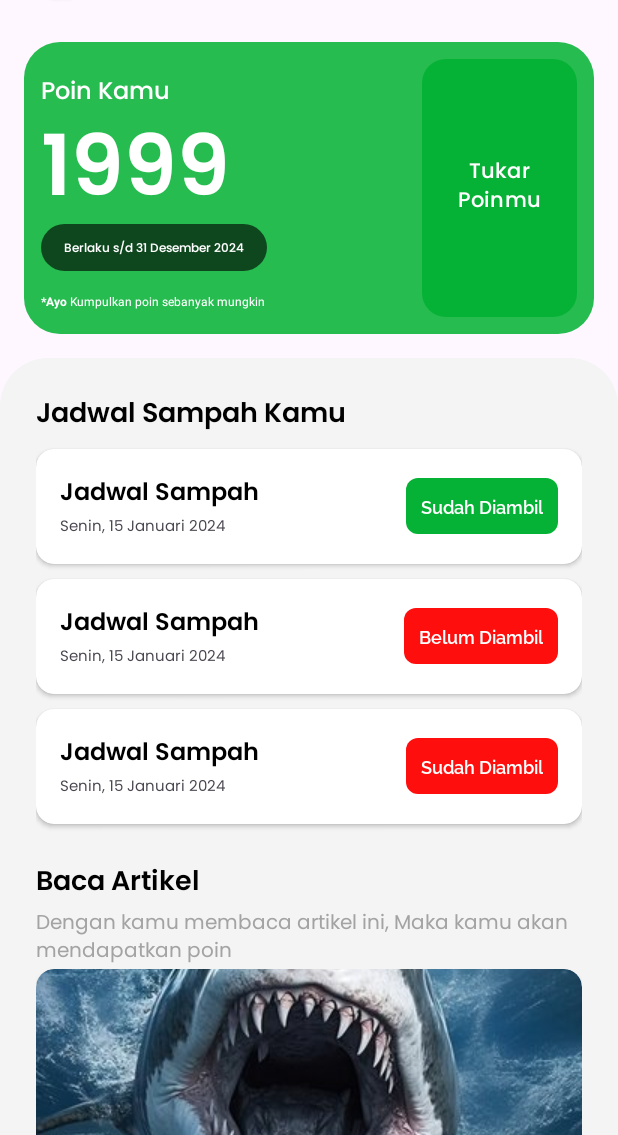
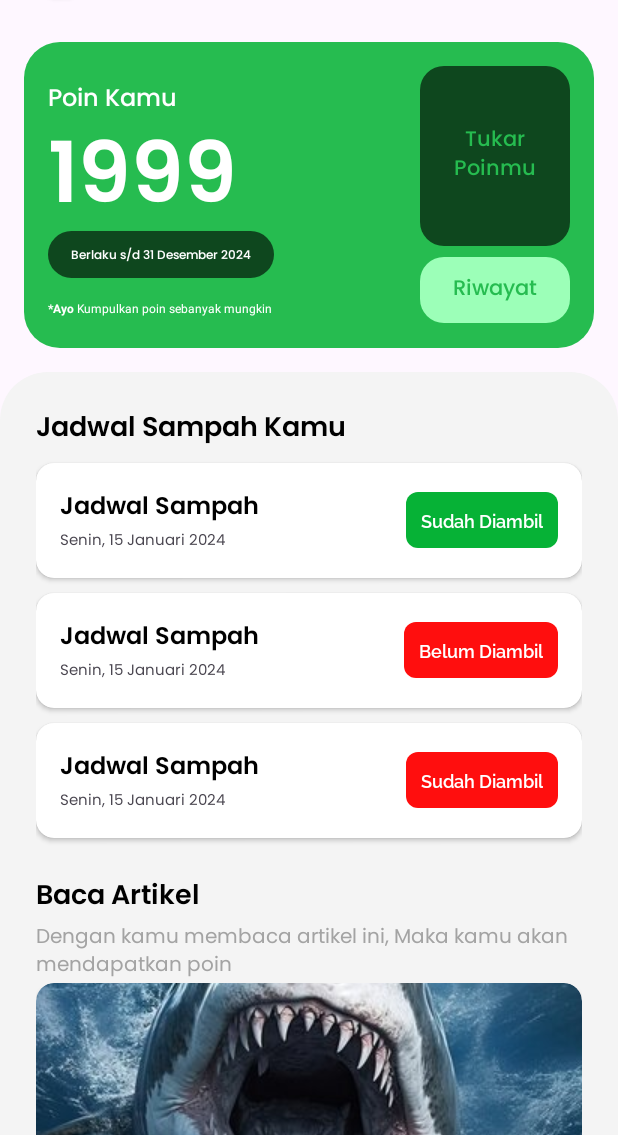
Before and after one commit to Ijatur/PantauSampah, an Android app built with Jetpack Compose: the screen it shows after launch once a user with an empty profile is signed in (MainActivity), on a phone screen of 412 x 824 dp, the part 101-1236 px from its top. Run offline under Robolectric (Android 15) with nearby library versions, the light colour scheme and no system bars; our stand-ins replace Firebase (no records; nobody signed in at launch, a user with empty details on screens opened directly).

Commit message:
update halaman utama tambah tombol riwayat

```diff
--- a/app/src/main/java/com/example/pantausampah/MainActivity.java
+++ b/app/src/main/java/com/example/pantausampah/MainActivity.java
@@ -14,8 +14,8 @@ import com.google.firebase.auth.FirebaseUser;
 
 public class MainActivity extends AppCompatActivity {
 
-    Button btnLogout, btnTukarPoin;
-    TextView tvHalo, tvHalo2;
+    Button btnLogout;
+    TextView tvHalo, tvHalo2, btnTukarPoin;
     ImageView imgFoto;
     FirebaseAuth mAuth;
     FirebaseUser user;
--- /dev/null
+++ b/app/src/main/res/drawable/lightgreen.xml
@@ -0,0 +1,6 @@
+<?xml version="1.0" encoding="utf-8"?>
+<shape xmlns:android="http://schemas.android.com/apk/res/android" android:shape="rectangle" >
+    <solid android:color="#9CFFB8" />
+    <padding android:bottom="10dp" android:left="10dp" android:right="10dp" android:top="10dp"/>
+    <corners android:radius="16dp"/>
+</shape>
--- a/app/src/main/res/layout/activity_main.xml
+++ b/app/src/main/res/layout/activity_main.xml
@@ -114,7 +114,7 @@
                     android:layout_height="wrap_content"
                     android:background="@drawable/point_background"
                     android:orientation="horizontal"
-                    android:padding="11dp">
+                    android:padding="16dp">
 
                     <LinearLayout
                         android:layout_width="wrap_content"
@@ -171,13 +171,34 @@
                         android:layout_weight="1" />
                     <!-- SPACER VIEW -->
 
-                    <Button
-                        android:id="@+id/tukarPoin"
-                        android:layout_width="wrap_content"
+                    <LinearLayout
+                        android:layout_width="100dp"
                         android:layout_height="match_parent"
-                        android:background="@drawable/darkgreen"
-                        android:fontFamily="@font/poppins_medium"
-                        android:text="@string/tukar_poinmu"/>
+                        android:orientation="vertical"
+                        android:gravity="center">
+
+                        <TextView
+                            android:id="@+id/tukarPoin"
+                            android:layout_width="match_parent"
+                            android:layout_height="120dp"
+                            android:gravity="center"
+                            android:layout_marginBottom="7dp"
+                            android:background="@drawable/darkgreen"
+                            android:fontFamily="@font/poppins_medium"
+                            android:text="@string/tukar_poinmu"
+                            android:textColor="#26BC50" />
+
+                        <TextView
+                            android:id="@+id/riwayat"
+                            android:layout_width="match_parent"
+                            android:layout_height="wrap_content"
+                            android:gravity="center"
+                            android:background="@drawable/lightgreen"
+                            android:textColor="#26BC50"
+                            android:fontFamily="@font/poppins_medium"
+                            android:text="@string/riwayat"/>
+
+                    </LinearLayout>
 
                 </LinearLayout>
 
--- a/app/src/main/res/values/strings.xml
+++ b/app/src/main/res/values/strings.xml
@@ -27,4 +27,5 @@
     <string name="poin_kamu_saat_ini">Poin Kamu Saat Ini</string>
     <string name="tukar_poin_kamu">Tukar Poin Kamu</string>
     <string name="terus_kumpulkan_poin">Terus kumpulkan poin dan nikmati hadiahnya. Jadilah agen kebersihan dilingkunganmu</string>
+    <string name="riwayat">Riwayat</string>
 </resources>
```
